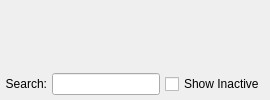
Before: the Qt Designer form xtuple/trunk/guiclient/opportunityList.ui in WooodHead/xtuple, drawn with Qt 5.
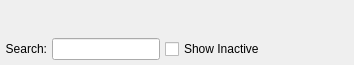
After: the same form once the commit is applied. Custom widgets are drawn as their Qt base class.

The edit to the form file:
```diff
--- a/xtuple/trunk/guiclient/opportunityList.ui
+++ b/xtuple/trunk/guiclient/opportunityList.ui
@@ -9,6 +9,14 @@
 to be bound by its terms.</comment>
  <class>opportunityList</class>
  <widget class="QWidget" name="opportunityList">
+  <property name="geometry">
+   <rect>
+    <x>0</x>
+    <y>0</y>
+    <width>354</width>
+    <height>65</height>
+   </rect>
+  </property>
   <property name="windowTitle">
    <string>Opportunity List</string>
   </property>
@@ -50,6 +58,19 @@
          </property>
         </widget>
        </item>
+       <item>
+        <spacer name="horizontalSpacer">
+         <property name="orientation">
+          <enum>Qt::Horizontal</enum>
+         </property>
+         <property name="sizeHint" stdset="0">
+          <size>
+           <width>40</width>
+           <height>20</height>
+          </size>
+         </property>
+        </spacer>
+       </item>
       </layout>
      </item>
     </layout>
```
